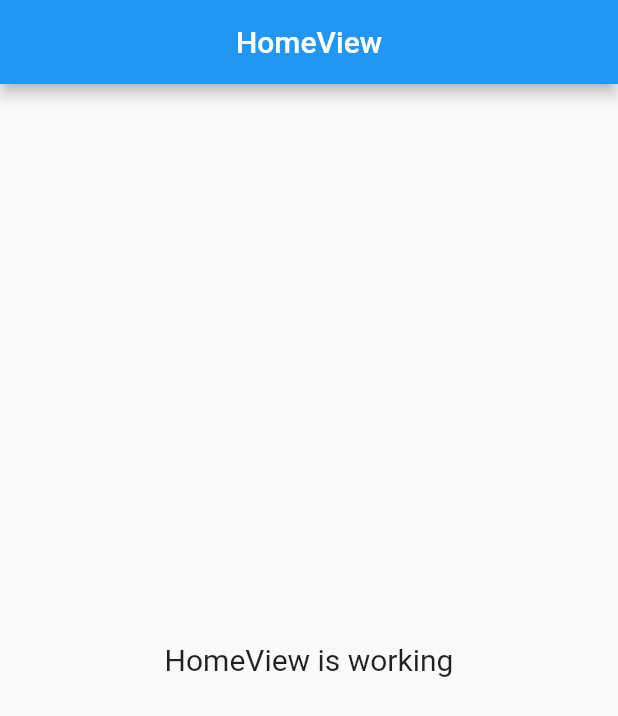
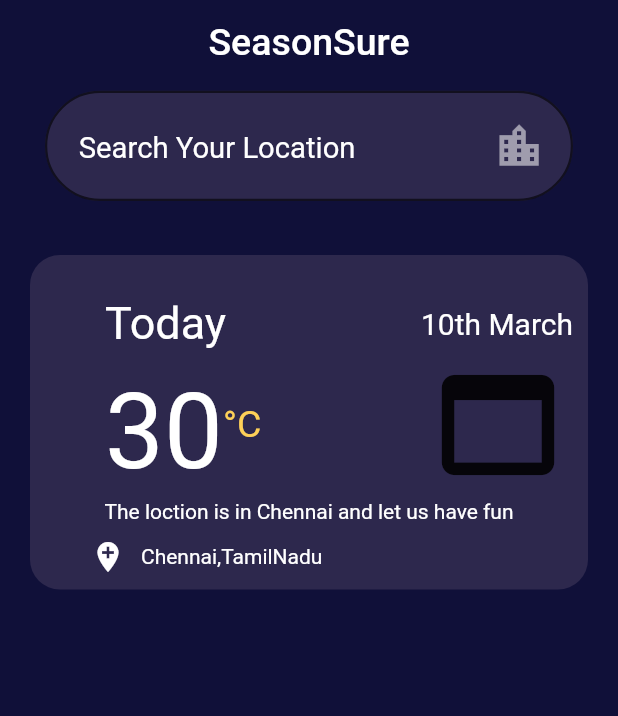
Before and after one commit to sidheshwar-s/season-sure, a Flutter app: the screen it shows after launch, on a phone screen of 412 x 824 dp. Shown: the top 716 px of the screen. Run offline on Flutter 3.47's test engine with Material 2 defaults, Android fonts, the phone set to English and light mode, and no system bars; our stand-ins replace get.

Commit message:
:lipstick: Added Current Weather Widget

```diff
--- a/lib/app/modules/home/views/home_view.dart
+++ b/lib/app/modules/home/views/home_view.dart
@@ -1,6 +1,7 @@
 import 'package:flutter/material.dart';
 
 import 'package:get/get.dart';
+import 'package:season_sure/app/data/constants.dart';
 
 import '../controllers/home_controller.dart';
 
@@ -8,17 +9,118 @@ class HomeView extends GetView<HomeController> {
   const HomeView({Key? key}) : super(key: key);
   @override
   Widget build(BuildContext context) {
-    return Scaffold(
-      appBar: AppBar(
-        title: const Text('HomeView'),
-        centerTitle: true,
-      ),
-      body: const Center(
-        child: Text(
-          'HomeView is working',
-          style: TextStyle(fontSize: 20),
+    return SafeArea(
+        child: Scaffold(
+      backgroundColor: backgroundColor,
+      body: CustomScrollView(slivers: [
+        SliverAppBar(
+          backgroundColor: backgroundColor,
+          expandedHeight: 150.0,
+          floating: true,
+          pinned: true,
+          snap: false,
+          centerTitle: true,
+          title: const Text(
+            'SeasonSure',
+            style: TextStyle(fontSize: 25),
+          ),
+          flexibleSpace: FlexibleSpaceBar(
+            centerTitle: true,
+            title: Padding(
+              padding: const EdgeInsets.symmetric(horizontal: 20),
+              child: TextField(
+                decoration: InputDecoration(
+                  fillColor: foregroundColor,
+                  filled: true,
+                  hintStyle: const TextStyle(color: Colors.white, fontSize: 13),
+                  hintText: 'Search Your Location',
+                  suffixIcon: const Icon(
+                    Icons.location_city,
+                    size: 23,
+                    color: Colors.white54,
+                  ),
+                  contentPadding: const EdgeInsets.all(15),
+                  border: OutlineInputBorder(
+                    borderRadius: BorderRadius.circular(30),
+                  ),
+                ),
+              ),
+            ),
+          ),
         ),
-      ),
-    );
+        SliverToBoxAdapter(
+          child: Padding(
+            padding: const EdgeInsets.all(20.0),
+            child: Container(
+              padding: const EdgeInsets.all(10),
+              decoration: BoxDecoration(
+                color: foregroundColor,
+                borderRadius: BorderRadius.circular(20),
+              ),
+              child: DefaultTextStyle(
+                style: const TextStyle(color: Colors.white),
+                child: Column(children: [
+                  SizedBox(
+                    height: 10,
+                  ),
+                  Padding(
+                    padding: const EdgeInsets.only(top: 8.0, left: 40),
+                    child: Row(
+                      children: const [
+                        Text(
+                          "Today",
+                          style: TextStyle(fontSize: 30),
+                        ),
+                        Spacer(),
+                        Text(
+                          "10th March",
+                          style: TextStyle(fontSize: 20),
+                        )
+                      ],
+                    ),
+                  ),
+                  Row(
+                    children: [
+                      Padding(
+                        padding: const EdgeInsets.only(top: 10, left: 40),
+                        child: Text(
+                          "30",
+                          style: TextStyle(fontSize: 70),
+                        ),
+                      ),
+                      Text(
+                        "°C",
+                        style: TextStyle(color: accentColor, fontSize: 25),
+                      ),
+                      Spacer(),
+                      Icon(
+                        Icons.web_asset,
+                        size: 100,
+                      )
+                    ],
+                  ),
+                  const Text("The loction is in Chennai and let us have fun"),
+                  Padding(
+                    padding: const EdgeInsets.only(left: 30.0, top: 10),
+                    child: Row(
+                      children: [
+                        Icon(
+                          Icons.add_location,
+                          color: Colors.white,
+                        ),
+                        SizedBox(
+                          width: 10,
+                        ),
+                        Text("Chennai,TamilNadu"),
+                      ],
+                    ),
+                  )
+                ]),
+              ),
+            ),
+          ),
+        ),
+      ]),
+    ));
   }
 }
```
